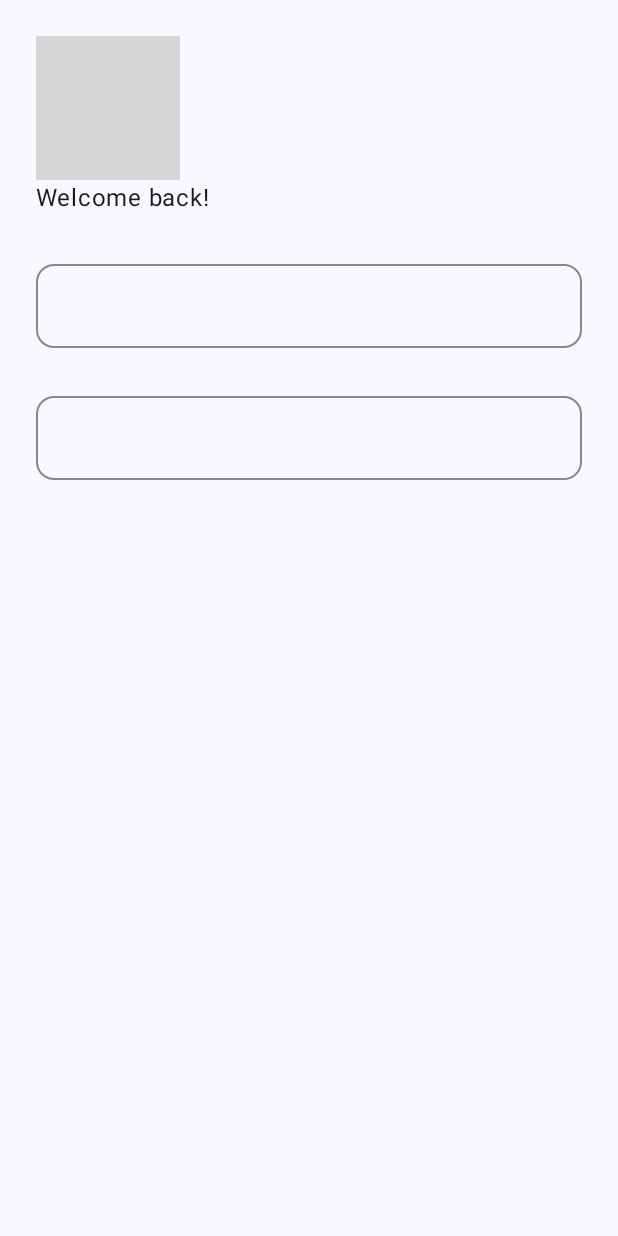
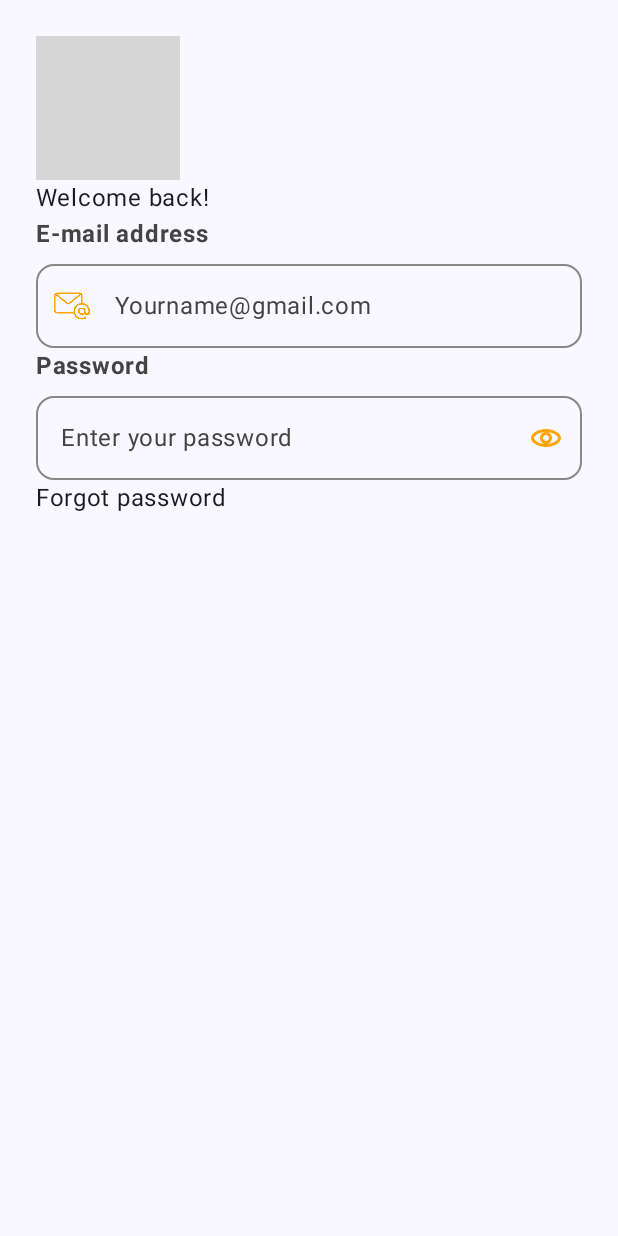
Before and after one commit to DevKorrir/BongeshaProject1, an Android app built with Jetpack Compose: the composable BongaSignIn shown on its own in the app's theme, on a phone screen of 412 x 824 dp. Run offline under Robolectric (Android 15) with nearby library versions, the phone set to English and light mode, and no system bars; 8 statements that could not run were skipped; grey boxes are pictures that could not be loaded.

Commit message:
upgrade to iguana ide

```diff
--- a/app/src/main/java/dev/korryr/bongesha/commons/bongaTextfield.kt
+++ b/app/src/main/java/dev/korryr/bongesha/commons/bongaTextfield.kt
@@ -73,7 +73,7 @@ fun Bongatextfield(
 
         Text(
             text = label,
-            color = Color.Transparent,
+            color = Color.DarkGray,
             fontWeight = if (boldlabel) FontWeight.Bold else FontWeight.Normal,
         )
         if (fieldDescription.isNotEmpty()){
--- a/app/src/main/java/dev/korryr/bongesha/screens/signinscreen.kt
+++ b/app/src/main/java/dev/korryr/bongesha/screens/signinscreen.kt
@@ -3,10 +3,17 @@ package dev.korryr.bongesha.screens
 import androidx.compose.foundation.Image
 import androidx.compose.foundation.layout.Column
 import androidx.compose.foundation.layout.padding
+import androidx.compose.foundation.text.KeyboardOptions
 import androidx.compose.material3.Text
 import androidx.compose.runtime.Composable
+import androidx.compose.runtime.getValue
+import androidx.compose.runtime.mutableStateOf
+import androidx.compose.runtime.remember
+import androidx.compose.runtime.setValue
 import androidx.compose.ui.Modifier
 import androidx.compose.ui.res.painterResource
+import androidx.compose.ui.text.input.ImeAction
+import androidx.compose.ui.text.input.KeyboardType
 import androidx.compose.ui.unit.dp
 import androidx.navigation.NavController
 import dev.korryr.bongesha.R
@@ -16,6 +23,14 @@ import dev.korryr.bongesha.commons.Bongatextfield
 fun BongaSignIn(
     navController: NavController
 ){
+    var email by remember {
+        mutableStateOf("")
+    }
+
+    var password by remember {
+        mutableStateOf("")
+    }
+
     Column(
         modifier = Modifier.padding(24.dp)
     ) {
@@ -24,18 +39,36 @@ fun BongaSignIn(
             contentDescription = "")
         Text(text = "Welcome back!")
         Bongatextfield(
-            label = "",
+            label = "E-mail address",
             fieldDescription = "",
-            input = "",
-            hint = "",
-            onChange = {}
+            input = email,
+            hint = "Yourname@gmail.com",
+            onChange = {
+                       email = it
+            },
+            keyboardOptions = KeyboardOptions(
+                keyboardType = KeyboardType.Email,
+                imeAction = ImeAction.Next
+            ),
+            leading = painterResource(id = R.drawable.image_sec_icon)
         )
         Bongatextfield(
-            label = "",
+            label = "Password",
+            isPassword = true,
             fieldDescription = "",
-            input = "",
-            hint = "",
-            onChange = {}
+            input = password,
+            hint = "Enter your password",
+            onChange = {
+                       password = it
+            },
+            keyboardOptions = KeyboardOptions(
+                keyboardType = KeyboardType.Password,
+                imeAction = ImeAction.Done
+            ),
+            trailing = painterResource(id = R.drawable.ic_show_password)
         )
+        Column {
+            Text(text = "Forgot password")
+        }
     }
 }
```
